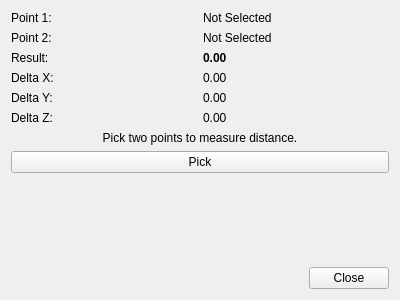
bezierC0/Qt_OCC, file src/ui/widget_distance.ui: the form before one commit.
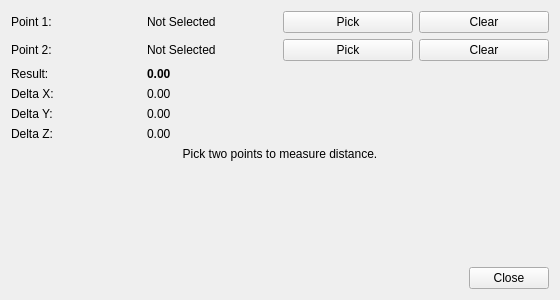
The form after the commit.

The edit to the form file:
```diff
--- a/src/ui/widget_distance.ui
+++ b/src/ui/widget_distance.ui
@@ -6,7 +6,7 @@
    <rect>
     <x>0</x>
     <y>0</y>
-    <width>400</width>
+    <width>560</width>
     <height>300</height>
    </rect>
   </property>
@@ -30,6 +30,20 @@
        </property>
       </widget>
      </item>
+     <item row="0" column="2">
+      <widget class="QPushButton" name="pushButtonPick1">
+       <property name="text">
+        <string>Pick</string>
+       </property>
+      </widget>
+     </item>
+     <item row="0" column="3">
+      <widget class="QPushButton" name="pushButtonClear1">
+       <property name="text">
+        <string>Clear</string>
+       </property>
+      </widget>
+     </item>
      <item row="1" column="0">
       <widget class="QLabel" name="labelPoint2">
        <property name="text">
@@ -44,6 +58,20 @@
        </property>
       </widget>
      </item>
+     <item row="1" column="2">
+      <widget class="QPushButton" name="pushButtonPick2">
+       <property name="text">
+        <string>Pick</string>
+       </property>
+      </widget>
+     </item>
+     <item row="1" column="3">
+      <widget class="QPushButton" name="pushButtonClear2">
+       <property name="text">
+        <string>Clear</string>
+       </property>
+      </widget>
+     </item>
      <item row="2" column="0">
       <widget class="QLabel" name="labelDistance">
        <property name="text">
@@ -118,13 +146,6 @@
      </property>
     </widget>
    </item>
-   <item>
-    <widget class="QPushButton" name="pushButtonPick">
-     <property name="text">
-      <string>Pick</string>
-     </property>
-    </widget>
-   </item>
    <item>
     <spacer name="verticalSpacer">
      <property name="orientation">
```
